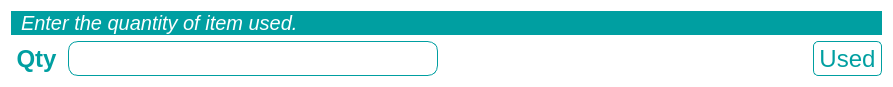
Above: app/ui/user_qty_edit_input.ui from FlicksonJ/labify before the change. Below: the same form after it.
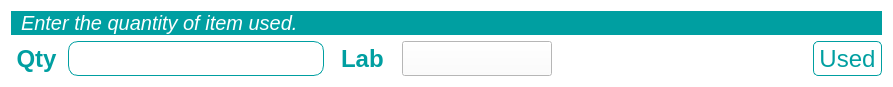
That is the form after the change. Icons and pictures are not drawn.

Commit message: User qty edit update

```diff
--- a/app/ui/user_qty_edit_input.ui
+++ b/app/ui/user_qty_edit_input.ui
@@ -13,7 +13,7 @@
   <property name="minimumSize">
    <size>
     <width>0</width>
-    <height>55</height>
+    <height>87</height>
    </size>
   </property>
   <property name="maximumSize">
@@ -42,7 +42,7 @@
 	padding-right: 5px;
 }
 
-#qty_label {
+#qty_label, #lab_label {
 	background: #fff;
 	color: rgb(0, 159, 161);
 }
@@ -72,6 +72,35 @@
 	background: rgb(0, 159, 161);
 	color: #fff;
 }
+
+#lab_input
+{
+       color: rgb(0, 159, 161);
+}
+
+#lab_input:hover
+{
+       color: rgb(52, 62, 162);
+}
+
+#lab_input::drop-down
+{
+       border: 0px;
+}
+
+#lab_input::down-arrow
+{
+       image: url(:/icon/images/down-arrow.ico);
+       width: 15px;
+       height: 15px;
+       margin-right: 20px;
+		margin-left: 20px;
+}
+
+#lab_input:on
+{
+       border: 2px solid rgba(0, 159, 161, 10%);
+}
 </string>
   </property>
   <layout class="QVBoxLayout" name="verticalLayout">
@@ -127,6 +156,29 @@
        </property>
       </widget>
      </item>
+     <item>
+      <widget class="QLabel" name="lab_label">
+       <property name="font">
+        <font>
+         <pointsize>18</pointsize>
+         <bold>true</bold>
+        </font>
+       </property>
+       <property name="text">
+        <string>Lab</string>
+       </property>
+      </widget>
+     </item>
+     <item>
+      <widget class="QComboBox" name="lab_input">
+       <property name="minimumSize">
+        <size>
+         <width>150</width>
+         <height>35</height>
+        </size>
+       </property>
+      </widget>
+     </item>
      <item>
       <spacer name="horizontalSpacer">
        <property name="orientation">
```
Left out of the diff: 10 changed lines with no effect on the pictures. The commit also changes 2 other files.
